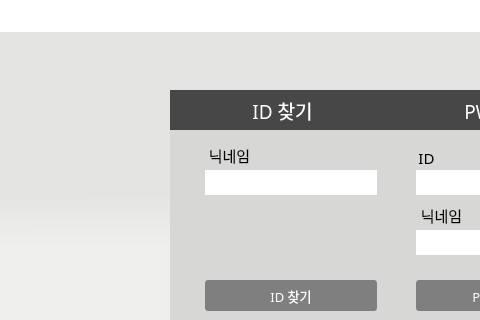
dign1120/graduationProject, file UI/findGUI.ui: the form before one commit; both pictures show x 0 to 480 and y 0 to 320 of the 780 by 448 pixel window.
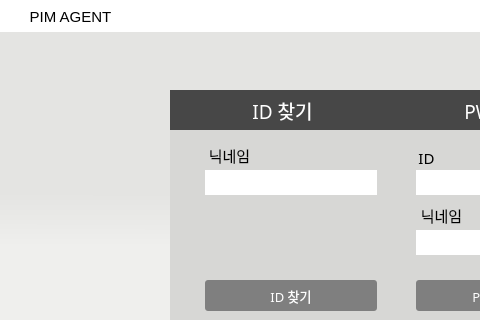
The form after the commit.

Diff of the .ui file:
```diff
--- a/UI/findGUI.ui
+++ b/UI/findGUI.ui
@@ -975,11 +975,41 @@
     <set>Qt::AlignCenter</set>
    </property>
   </widget>
+  <widget class="QLabel" name="iconlabel_2">
+   <property name="geometry">
+    <rect>
+     <x>15</x>
+     <y>2</y>
+     <width>111</width>
+     <height>30</height>
+    </rect>
+   </property>
+   <property name="font">
+    <font>
+     <family>Arial</family>
+     <pointsize>11</pointsize>
+     <weight>50</weight>
+     <bold>false</bold>
+    </font>
+   </property>
+   <property name="styleSheet">
+    <string notr="true">color: black;
+background-color: transparent;
+text-align:center;</string>
+   </property>
+   <property name="text">
+    <string>PIM AGENT</string>
+   </property>
+   <property name="alignment">
+    <set>Qt::AlignCenter</set>
+   </property>
+  </widget>
   <zorder>titleLabel_2</zorder>
   <zorder>frame</zorder>
   <zorder>minimizeBtn</zorder>
   <zorder>closeBtn</zorder>
   <zorder>iconlabel</zorder>
+  <zorder>iconlabel_2</zorder>
  </widget>
  <resources/>
  <connections/>
```
